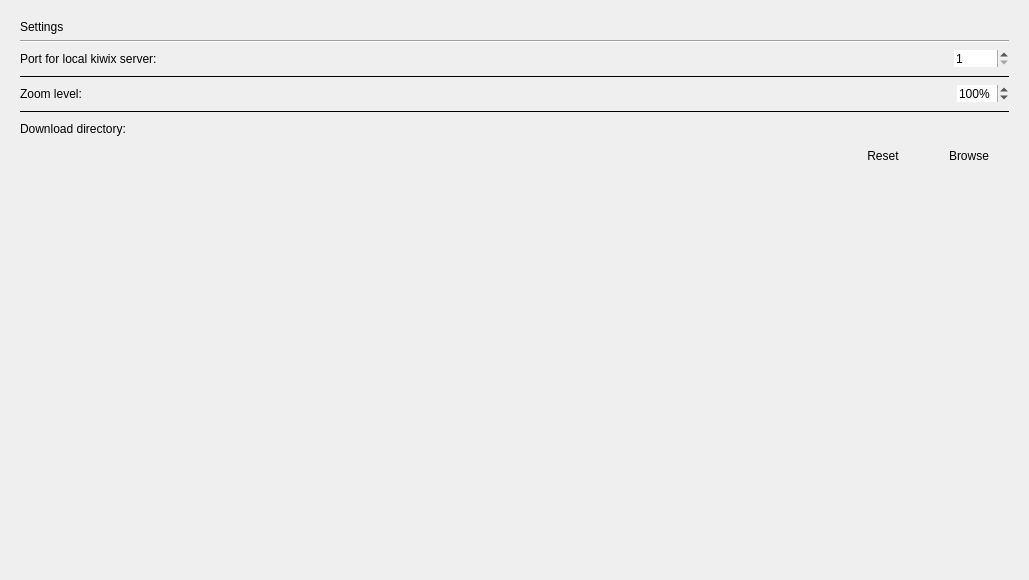
Before: the Qt Designer form ui/settings.ui in kiwix/kiwix-desktop, drawn with Qt 5.
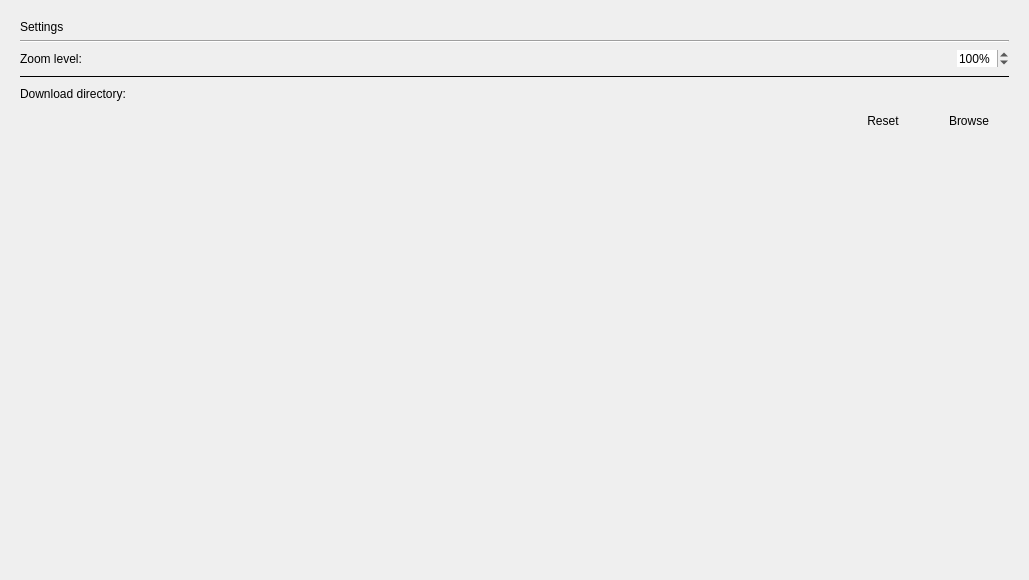
After: the same form once the commit is applied.

Commit message: Remove port option from settings panel Allow port settings to be changed from local server dialog

The edit to the form file:
```diff
--- a/ui/settings.ui
+++ b/ui/settings.ui
@@ -57,62 +57,6 @@
           </property>
          </widget>
         </item>
-        <item>
-         <layout class="QHBoxLayout" name="horizontalLayout">
-          <item>
-           <widget class="QLabel" name="serverPortLabel">
-            <property name="text">
-             <string>Port for local kiwix server:</string>
-            </property>
-           </widget>
-          </item>
-          <item>
-           <spacer name="horizontalSpacer_3">
-            <property name="orientation">
-             <enum>Qt::Horizontal</enum>
-            </property>
-            <property name="sizeHint" stdset="0">
-             <size>
-              <width>40</width>
-              <height>20</height>
-             </size>
-            </property>
-           </spacer>
-          </item>
-          <item>
-           <widget class="QSpinBox" name="serverPortSpinBox">
-            <property name="frame">
-             <bool>false</bool>
-            </property>
-            <property name="suffix">
-             <string/>
-            </property>
-            <property name="prefix">
-             <string/>
-            </property>
-            <property name="minimum">
-             <number>1</number>
-            </property>
-            <property name="maximum">
-             <number>65535</number>
-            </property>
-           </widget>
-          </item>
-         </layout>
-        </item>
-        <item>
-         <widget class="Line" name="line">
-          <property name="autoFillBackground">
-           <bool>true</bool>
-          </property>
-          <property name="frameShadow">
-           <enum>QFrame::Plain</enum>
-          </property>
-          <property name="orientation">
-           <enum>Qt::Horizontal</enum>
-          </property>
-         </widget>
-        </item>
         <item>
          <layout class="QHBoxLayout" name="horizontalLayout_2">
           <item>
```
The commit also changes 3 other files.
